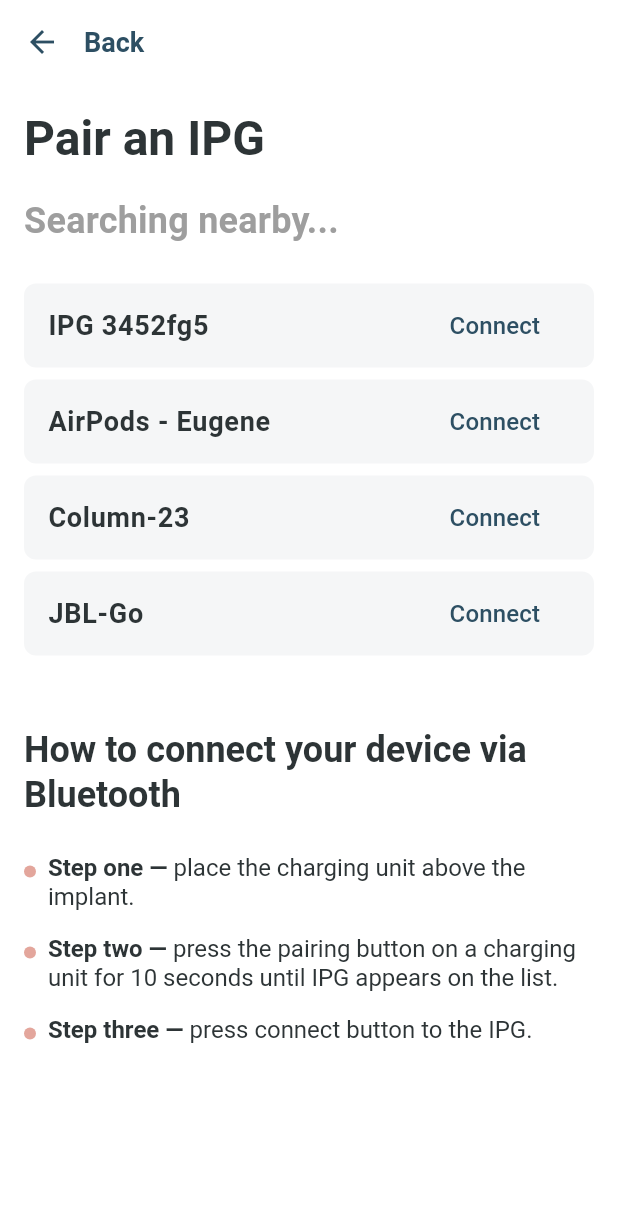
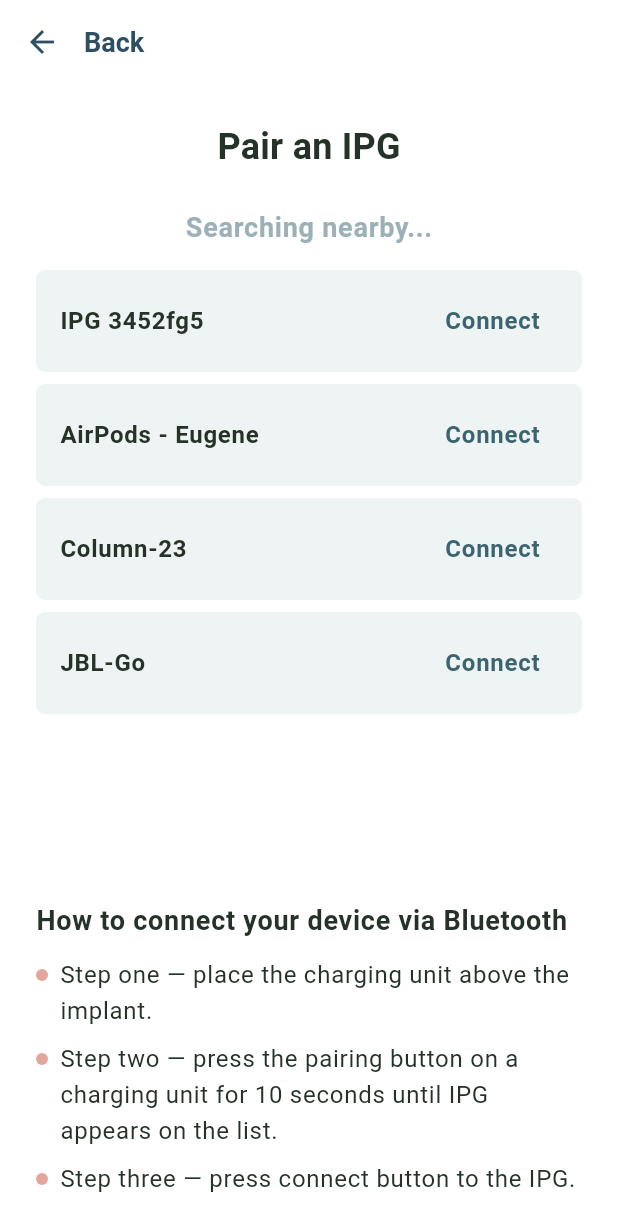
Before and after one commit to guysiman/sensy_patient_app, a Flutter app: the DevicePairingPage screen opened by its route, after a tap on "Pair", on a phone screen of 412 x 824 dp. Shown: the top 1231 px of the screen. Run offline on Flutter 3.47's test engine with Material 3 defaults, Android fonts, the light colour scheme and no system bars; our stand-ins replace firebase_core, flutter_blue; accounts and stored records are empty.

Commit message:
variable bluetooth instructions

```diff
--- a/lib/main.dart
+++ b/lib/main.dart
@@ -73,6 +73,11 @@ class MyApp extends StatelessWidget {
                 fontWeight: FontWeight.bold,
                 color: Color(0xFF253228),
               ),
+              labelMedium: TextStyle(
+                fontSize: 18,
+                fontWeight: FontWeight.bold,
+                color: Color(0xFF253228),
+              ),
               bodyLarge: TextStyle(
                 fontSize: 16,
                 fontWeight: FontWeight.bold,
--- a/lib/screens/bluetooth_screen.dart
+++ b/lib/screens/bluetooth_screen.dart
@@ -11,6 +11,12 @@ class BluetoothScreen extends StatefulWidget {
 class _BluetoothScreenState extends State<BluetoothScreen> {
   FlutterBlue flutterBlue = FlutterBlue.instance;
   bool isScanning = false;
+  List<String> devices = [
+    'IPG 3452fg5',
+    'AirPods - Eugene',
+    'Column-23',
+    'JBL-Go'
+  ];
 
   String _getTitle(String deviceType) {
     switch (deviceType.toLowerCase()) {
@@ -22,6 +28,29 @@ class _BluetoothScreenState extends State<BluetoothScreen> {
         return 'Pair sensors';
       default:
         return 'Pair Device';
+    }
+  }
+
+  List<String> _getInstructions(String deviceType) {
+    switch (deviceType.toLowerCase()) {
+      case 'ipg':
+        return [
+          'Step one — place the charging unit above the implant.',
+          'Step two — press the pairing button on a charging unit for 10 seconds until IPG appears on the list.',
+          'Step three — press connect button to the IPG.'
+        ];
+      case 'external controller':
+        return [
+          'Step one — Press the pairing button on the External Controller for 10 seconds until the device appears on the list.',
+          'Step two — Press connect to the External Controller'
+        ];
+      case 'external sensors':
+        return [
+          'Step one — Press the pairing button on the Insole Sensor for 10 seconds until the Sensor appears on the list.',
+          'Step 2 — Press connect to the Sensor.'
+        ];
+      default:
+        return ['Step one', 'Step two'];
     }
   }
 
@@ -45,12 +74,14 @@ class _BluetoothScreenState extends State<BluetoothScreen> {
 
   @override
   Widget build(BuildContext context) {
-    final deviceType = ModalRoute.of(context)!.settings.arguments as String;
+    String deviceType = "default";
+    final args = ModalRoute.of(context)?.settings.arguments;
+    if (args is String) {
+      deviceType = args;
+    }
 
     return Scaffold(
-      backgroundColor: Colors.white,
       appBar: AppBar(
-        backgroundColor: Colors.white,
         elevation: 0,
         leading: BackButton(
           color: Color(0xFF2D4F63),
@@ -65,58 +96,51 @@ class _BluetoothScreenState extends State<BluetoothScreen> {
         titleSpacing: 0,
       ),
       body: Padding(
-        padding: const EdgeInsets.all(16.0),
-        child: Column(
-          crossAxisAlignment: CrossAxisAlignment.start,
-          children: [
-            Text(
-              _getTitle(deviceType),
-              style: Theme.of(context).textTheme.titleLarge?.copyWith(
-                fontSize: 32,
-                fontWeight: FontWeight.bold,
-                color: Color(0xFF2D3436),
+        padding: const EdgeInsets.all(24.0),
+        child: SingleChildScrollView(
+          child: Column(
+            mainAxisAlignment: MainAxisAlignment.center,
+            children: [
+              Text(
+                _getTitle(deviceType),
+                style: Theme.of(context).textTheme.titleMedium,
               ),
-            ),
-            SizedBox(height: 16),
-            Text(
-              'Searching nearby...',
-              style: Theme.of(context).textTheme.titleMedium?.copyWith(
-                fontSize: 24,
-                color: Colors.grey,
+              SizedBox(height: 24),
+              Text(
+                'Searching nearby...',
+                style: Theme.of(context)
+                    .textTheme
+                    .labelMedium
+                    ?.copyWith(color: Color(0xFF9CB1B7)),
               ),
-            ),
-            SizedBox(height: 24),
-            // Example device buttons
-            _buildDeviceButton('IPG 3452fg5'),
-            _buildDeviceButton('AirPods - Eugene'),
-            _buildDeviceButton('Column-23'),
-            _buildDeviceButton('JBL-Go'),
-            SizedBox(height: 40),
-            // Instructions Section
-            Text(
-              'How to connect your device via Bluetooth',
-              style: Theme.of(context).textTheme.titleLarge?.copyWith(
-                fontSize: 24,
-                fontWeight: FontWeight.w600,
-                color: Color(0xFF2D3436),
+              SizedBox(height: 16),
+
+              // Example device buttons
+
+              Column(
+                crossAxisAlignment: CrossAxisAlignment.start,
+                children: devices
+                    .map(
+                      (deviceName) => _buildDeviceButton(deviceName),
+                    )
+                    .toList(),
               ),
-            ),
-            SizedBox(height: 24),
-            _buildInstructionStep(
-              'Step one',
-              'place the charging unit above the implant.',
-            ),
-            SizedBox(height: 16),
-            _buildInstructionStep(
-              'Step two',
-              'press the pairing button on a charging unit for 10 seconds until IPG appears on the list.',
-            ),
-            SizedBox(height: 16),
-            _buildInstructionStep(
-              'Step three',
-              'press connect button to the IPG.',
-            ),
-          ],
+
+              SizedBox(height: 118),
+
+              // Instructions Section
+              Align(
+                alignment: Alignment.centerLeft,
+                child: Text(
+                  'How to connect your device via Bluetooth',
+                  style: Theme.of(context).textTheme.labelMedium,
+                ),
+              ),
+              SizedBox(height: 12),
+
+              _buildInstructions(deviceType),
+            ],
+          ),
         ),
       ),
     );
@@ -126,32 +150,44 @@ class _BluetoothScreenState extends State<BluetoothScreen> {
     return Container(
       margin: EdgeInsets.only(bottom: 8),
       decoration: BoxDecoration(
-        color: Color(0xFFF5F6F7),
-        borderRadius: BorderRadius.circular(8),
+        color: Color(0xFFEEF3F4),
+        borderRadius: BorderRadius.circular(6),
       ),
       child: ListTile(
+        contentPadding: EdgeInsets.symmetric(vertical: 6, horizontal: 16),
         title: Text(
           deviceName,
-          style: TextStyle(
-            fontSize: 18,
-            color: Color(0xFF2D3436),
-          ),
+          style: Theme.of(context).textTheme.bodyLarge,
         ),
         trailing: TextButton(
           onPressed: () {},
           child: Text(
             'Connect',
-            style: TextStyle(
-              color: Color(0xFF2D4F63),
-              fontSize: 16,
-            ),
+            style: Theme.of(context)
+                .textTheme
+                .bodyLarge
+                ?.copyWith(color: Theme.of(context).colorScheme.primary),
           ),
         ),
       ),
     );
   }
 
-  Widget _buildInstructionStep(String stepTitle, String description) {
+  Widget _buildInstructions(String deviceName) {
+    List<String> instructions = _getInstructions(deviceName);
+
+    return Column(
+      crossAxisAlignment: CrossAxisAlignment.start,
+      children: instructions
+          .map((instruction) => Padding(
+                padding: const EdgeInsets.only(bottom: 8.0),
+                child: _buildInstructionStep(instruction),
+              ))
+          .toList(),
+    );
+  }
+
+  Widget _buildInstructionStep(String description) {
     return Row(
       crossAxisAlignment: CrossAxisAlignment.start,
       children: [
@@ -165,22 +201,11 @@ class _BluetoothScreenState extends State<BluetoothScreen> {
           ),
         ),
         Expanded(
-          child: RichText(
-            text: TextSpan(
-              style: TextStyle(
-                fontSize: 16,
-                color: Color(0xFF2D3436),
-              ),
-              children: [
-                TextSpan(
-                  text: '$stepTitle — ',
-                  style: TextStyle(fontWeight: FontWeight.bold),
-                ),
-                TextSpan(text: description),
-              ],
-            ),
-          ),
-        ),
+            child: Text(description,
+                style: Theme.of(context)
+                    .textTheme
+                    .bodyLarge
+                    ?.copyWith(fontWeight: FontWeight.normal))),
       ],
     );
   }
```
